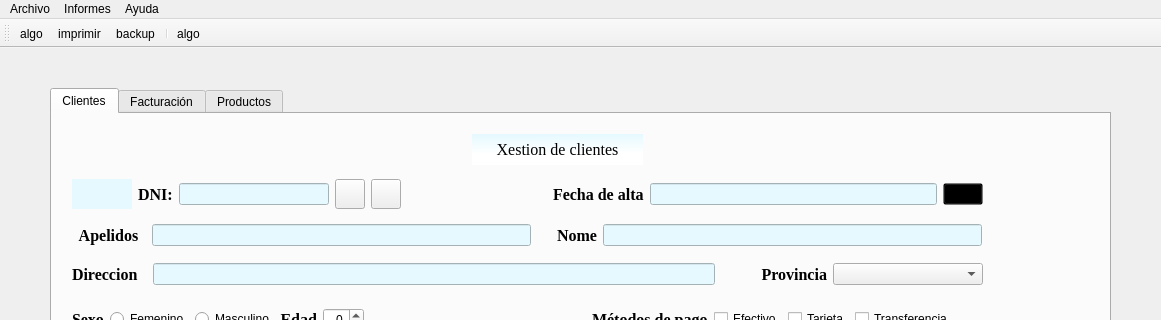
First picture: the form in Ventana.ui, repository roxep5/PrimerProyectoPython, before the edit; both pictures show x 0 to 1161 and y 0 to 320 of the 1161 by 920 pixel window.
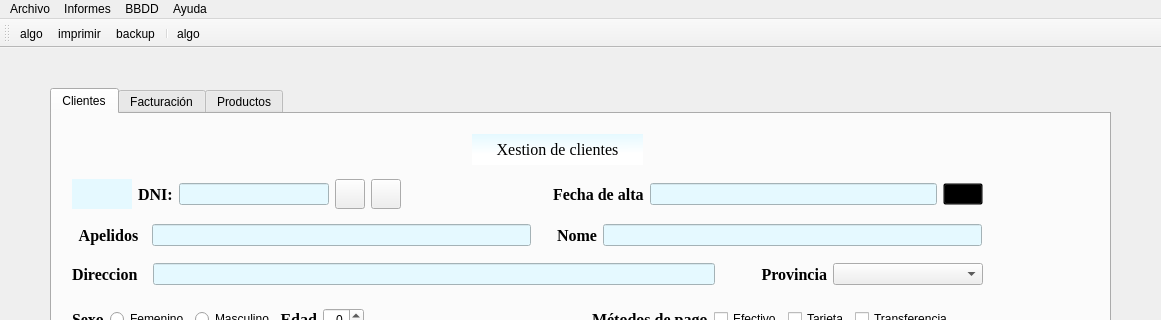
Second picture: the form after the edit. The open tabs and pages were chosen to show the change. Icons and pictures are not drawn.

Patch:
```diff
--- a/Ventana.ui
+++ b/Ventana.ui
@@ -1923,8 +1923,18 @@
     </property>
     <addaction name="actionAbout"/>
    </widget>
+   <widget class="QMenu" name="menuBBDD">
+    <property name="title">
+     <string>BBDD</string>
+    </property>
+    <addaction name="actionImportar_Datos"/>
+    <addaction name="separator"/>
+    <addaction name="actionRestaurar"/>
+    <addaction name="actionBackup"/>
+   </widget>
    <addaction name="menuArchivo"/>
    <addaction name="menuinformes"/>
+   <addaction name="menuBBDD"/>
    <addaction name="menuAcerca_de"/>
   </widget>
   <widget class="QStatusBar" name="statusbar"/>
```
Left out of the diff: 26 changed lines with no effect on the pictures.
